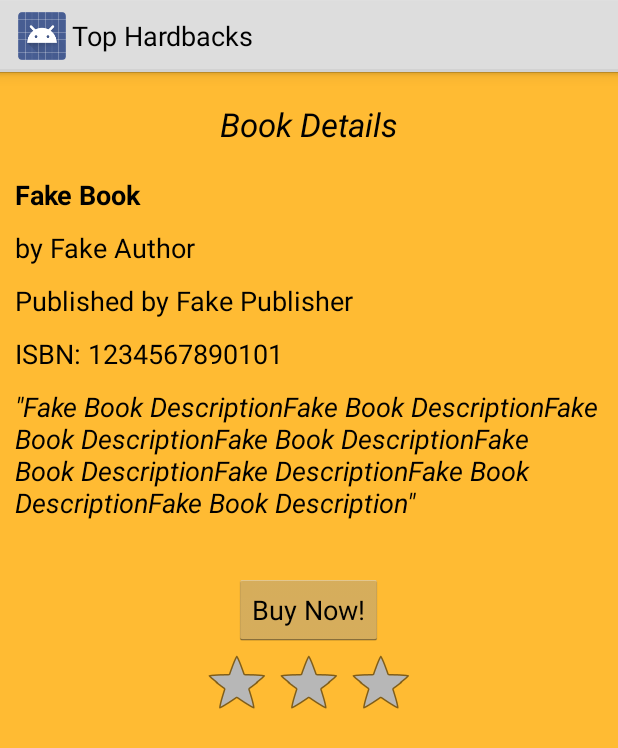
After one commit to ryanwahle/Java2_Wahle, an Android app: the fragment BookDetailsFragment shown on its own in the app's theme, on a phone screen of 412 x 824 dp. The commit adds this screen. Shown: the top 748 px of the screen. Run offline under Robolectric (Android 15) with nearby library versions, the phone set to English and light mode, and no system bars.

Commit message:
added landscape view fragment

```diff
--- /dev/null
+++ b/TopHardbacks/app/src/main/java/com/ryanwahle/tophardbacks/app/BookDetailsFragment.java
@@ -0,0 +1,33 @@
+package com.ryanwahle.tophardbacks.app;
+
+
+
+import android.os.Bundle;
+import android.app.Fragment;
+import android.view.LayoutInflater;
+import android.view.View;
+import android.view.ViewGroup;
+
+
+
+/**
+ * A simple {@link Fragment} subclass.
+ *
+ */
+public class BookDetailsFragment extends Fragment {
+
+
+    public BookDetailsFragment() {
+        // Required empty public constructor
+    }
+
+
+    @Override
+    public View onCreateView(LayoutInflater inflater, ViewGroup container,
+                             Bundle savedInstanceState) {
+        // Inflate the layout for this fragment
+        return inflater.inflate(R.layout.fragment_book_details, container, false);
+    }
+
+
+}
--- /dev/null
+++ b/TopHardbacks/app/src/main/java/com/ryanwahle/tophardbacks/app/BookListFragment.java
@@ -0,0 +1,44 @@
+package com.ryanwahle.tophardbacks.app;
+
+import android.app.Activity;
+import android.app.Fragment;
+import android.os.Bundle;
+import android.view.LayoutInflater;
+import android.view.View;
+import android.view.ViewGroup;
+import android.widget.AdapterView;
+import android.widget.ListView;
+
+public class BookListFragment extends Fragment implements ListView.OnItemClickListener {
+
+    public interface BookSelectedListener {
+        public void BookSelected(int row);
+    }
+
+    private BookSelectedListener bookSelectedListener;
+
+    @Override
+    public void onAttach(Activity activity) {
+        super.onAttach(activity);
+
+        if (activity instanceof BookSelectedListener) {
+            bookSelectedListener = (BookSelectedListener) activity;
+        } else {
+            throw new ClassCastException(activity.toString() + "must implement BookListFragment.BookSelectedListener");
+        }
+    }
+
+    public View onCreateView(LayoutInflater inflater, ViewGroup container, Bundle savedInstanceState) {
+        View view = inflater.inflate(R.layout.fragment_book_list, container, false);
+
+        ListView booksListView = (ListView) view.findViewById(R.id.booksListView);
+        booksListView.setOnItemClickListener(this);
+
+        return view;
+    }
+
+    @Override
+    public void onItemClick(AdapterView<?> adapterView, View view, int i, long l) {
+        bookSelectedListener.BookSelected(i - 1);
+    }
+}
--- a/TopHardbacks/app/src/main/java/com/ryanwahle/tophardbacks/app/MainActivity.java
+++ b/TopHardbacks/app/src/main/java/com/ryanwahle/tophardbacks/app/MainActivity.java
@@ -15,8 +15,6 @@ import android.os.Handler;
 import android.os.Message;
 import android.os.Messenger;
 import android.util.Log;
-import android.view.View;
-import android.widget.AdapterView;
 import android.widget.ListView;
 import android.widget.SimpleAdapter;
 import android.widget.Toast;
@@ -34,7 +32,7 @@ import java.util.ArrayList;
 import java.util.HashMap;
 
 
-public class MainActivity extends Activity {
+public class MainActivity extends Activity implements BookListFragment.BookSelectedListener {
 
     static String TAG = "MainActivity";
     ArrayList<HashMap<String, String>> booksArrayList = null;
@@ -96,13 +94,11 @@ public class MainActivity extends Activity {
 
         booksListView.addHeaderView(getLayoutInflater().inflate(R.layout.activity_listview_header, null));
         booksListView.setAdapter(booksListViewAdaptor);
+    }
 
-        booksListView.setOnItemClickListener(new AdapterView.OnItemClickListener() {
-            @Override
-            public void onItemClick(AdapterView<?> adapterView, View view, int i, long l) {
-                loadBookDetails(i - 1);
-            }
-        });
+    @Override
+    public void BookSelected(int row) {
+        loadBookDetails(row);
     }
 
     @Override
--- a/TopHardbacks/app/src/main/res/layout/activity_main.xml
+++ /dev/null
@@ -1,16 +0,0 @@
-<LinearLayout
-    android:orientation="vertical"
-    android:layout_width="fill_parent"
-    android:layout_height="fill_parent"
-    xmlns:android="http://schemas.android.com/apk/res/android">
-
-    <ListView
-        android:layout_width="match_parent"
-        android:layout_height="wrap_content"
-        android:id="@+id/booksListView"
-        android:layout_gravity="center_horizontal"
-        android:background="@android:color/holo_orange_light"
-        android:paddingBottom="20dp"
-        android:dividerHeight="0dp"
-        android:divider="@android:color/holo_orange_light" />
-</LinearLayout>
--- /dev/null
+++ b/TopHardbacks/app/src/main/res/layout/fragment_book_details.xml
@@ -0,0 +1,94 @@
+<LinearLayout
+    android:orientation="vertical"
+    android:layout_width="fill_parent"
+    android:layout_height="fill_parent"
+    xmlns:android="http://schemas.android.com/apk/res/android"
+    android:background="@android:color/holo_orange_light">
+
+    <TextView
+        android:layout_width="wrap_content"
+        android:layout_height="wrap_content"
+        android:textAppearance="?android:attr/textAppearanceLarge"
+        android:text="Book Details"
+        android:id="@+id/textView4"
+        android:layout_gravity="center_horizontal"
+        android:textStyle="italic"
+        android:layout_marginTop="20dp" />
+
+    <TextView
+        android:layout_width="wrap_content"
+        android:layout_height="wrap_content"
+        android:textAppearance="?android:attr/textAppearanceMedium"
+        android:text="Fake Book"
+        android:id="@+id/bookNameTextView"
+        android:layout_marginLeft="10dp"
+        android:layout_marginRight="10dp"
+        android:layout_marginTop="20dp"
+        android:layout_marginBottom="5dp"
+        android:textStyle="bold" />
+
+    <TextView
+        android:layout_width="wrap_content"
+        android:layout_height="wrap_content"
+        android:textAppearance="?android:attr/textAppearanceMedium"
+        android:text="by Fake Author"
+        android:id="@+id/bookAuthorTextView"
+        android:layout_marginLeft="10dp"
+        android:layout_marginRight="10dp"
+        android:layout_marginTop="5dp"
+        android:layout_marginBottom="5dp" />
+
+    <TextView
+        android:layout_width="wrap_content"
+        android:layout_height="wrap_content"
+        android:textAppearance="?android:attr/textAppearanceMedium"
+        android:text="Published by Fake Publisher"
+        android:id="@+id/bookPublisherTextView"
+        android:layout_marginLeft="10dp"
+        android:layout_marginRight="10dp"
+        android:layout_marginTop="5dp"
+        android:layout_marginBottom="5dp" />
+
+    <TextView
+        android:layout_width="wrap_content"
+        android:layout_height="wrap_content"
+        android:textAppearance="?android:attr/textAppearanceMedium"
+        android:text="ISBN: 1234567890101"
+        android:id="@+id/bookISBNTextView"
+        android:layout_marginLeft="10dp"
+        android:layout_marginRight="10dp"
+        android:layout_marginTop="5dp"
+        android:layout_marginBottom="5dp" />
+
+    <TextView
+        android:layout_width="wrap_content"
+        android:layout_height="wrap_content"
+        android:textAppearance="?android:attr/textAppearanceMedium"
+        android:text='"Fake Book DescriptionFake Book DescriptionFake Book DescriptionFake Book DescriptionFake Book DescriptionFake DescriptionFake Book DescriptionFake Book Description"'
+        android:id="@+id/bookDescriptionTextView"
+        android:textStyle="italic"
+        android:layout_marginLeft="10dp"
+        android:layout_marginRight="10dp"
+        android:layout_marginTop="5dp"
+        android:layout_marginBottom="5dp" />
+
+    <Button
+        android:layout_width="wrap_content"
+        android:layout_height="wrap_content"
+        android:text="Buy Now!"
+        android:id="@+id/buyNowButton"
+        android:layout_gravity="center_horizontal"
+        android:layout_marginTop="30dp"
+        android:onClick="loadAmazonBookWebpage"
+        android:enabled="true" />
+
+    <RatingBar
+        android:layout_width="wrap_content"
+        android:layout_height="wrap_content"
+        android:id="@+id/bookratingBar"
+        android:layout_gravity="center_horizontal"
+        android:numStars="3"
+        android:stepSize="1.0"
+        android:rating="0.0" />
+
+</LinearLayout>
--- /dev/null
+++ b/TopHardbacks/app/src/main/res/layout/fragment_book_list.xml
@@ -0,0 +1,15 @@
+<LinearLayout
+    android:orientation="vertical"
+    android:layout_width="fill_parent"
+    android:layout_height="fill_parent"
+    xmlns:android="http://schemas.android.com/apk/res/android">
+        <ListView
+            android:layout_width="match_parent"
+            android:layout_height="wrap_content"
+            android:id="@+id/booksListView"
+            android:layout_gravity="center_horizontal"
+            android:background="@android:color/holo_orange_light"
+            android:paddingBottom="20dp"
+            android:dividerHeight="0dp"
+            android:divider="@android:color/holo_orange_light" />
+    </LinearLayout>
--- a/TopHardbacks/app/src/main/res/values/strings.xml
+++ b/TopHardbacks/app/src/main/res/values/strings.xml
@@ -3,5 +3,6 @@
 
     <string name="app_name">Top Hardbacks</string>
     <string name="title_activity_book_details">BookDetailsActivity</string>
+    <string name="hello_blank_fragment">Hello blank fragment</string>
 
 </resources>
```
